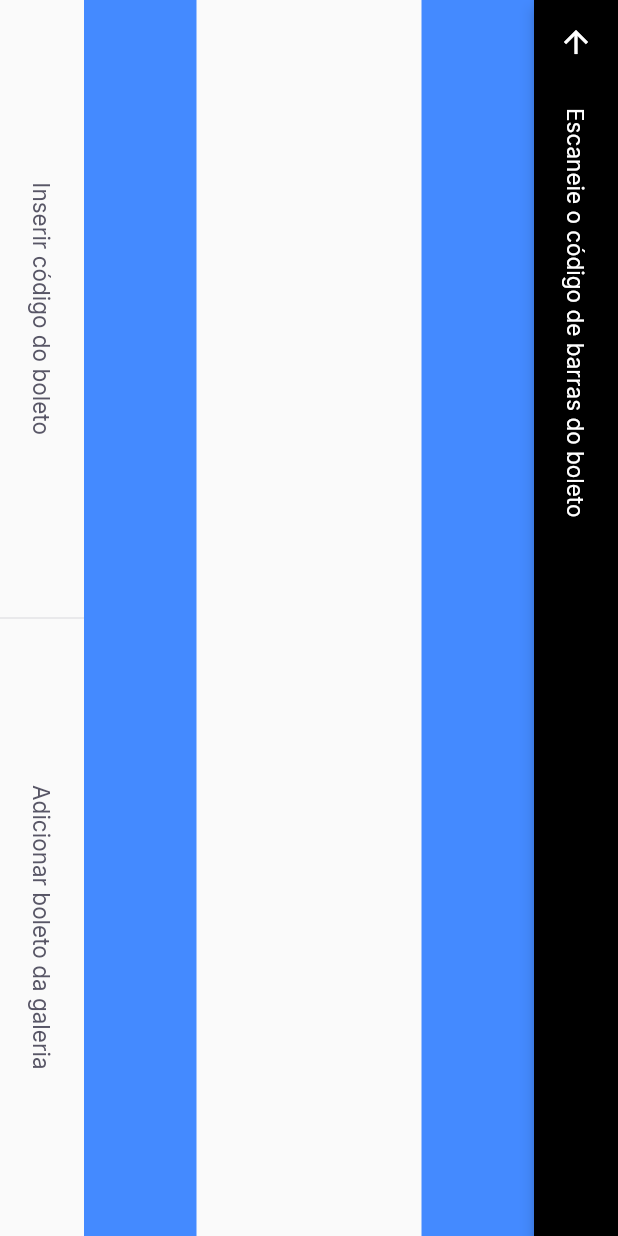
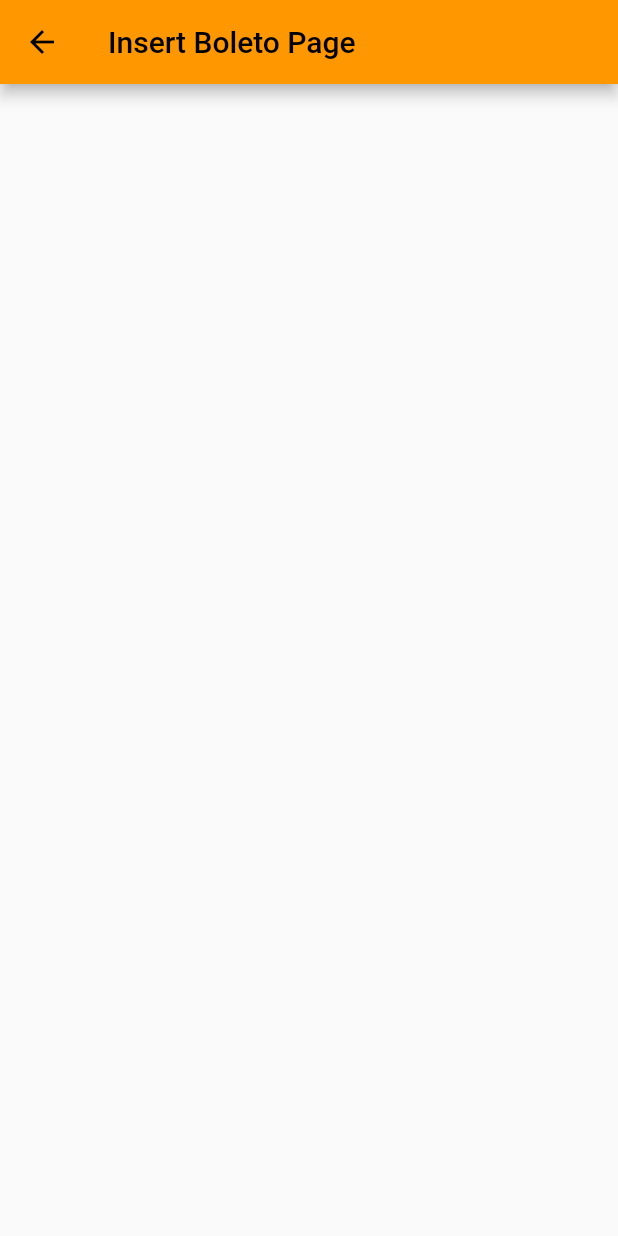
Before and after one commit to pedrohfernandes/PayFlow, a Flutter app: the BarcodeScannerPage screen opened by its route, after a tap on "Inserir código do boleto", on a phone screen of 412 x 824 dp. Run offline on Flutter 3.47's test engine with Material 2 defaults, Android fonts, the phone set to English and light mode, and no system bars; our stand-ins replace camera, firebase_core, google_fonts, google_sign_in, image_picker, shared_preferences; missing offline and left inert: google_ml_kit; accounts and stored records are empty.

Commit message:
integração da câmera e identificação de boleto

```diff
--- a/lib/app_widget.dart
+++ b/lib/app_widget.dart
@@ -1,6 +1,7 @@
 import 'package:flutter/material.dart';
 import 'package:flutter/services.dart';
 
+import 'modules/insert_boleto/insert_boleto_page.dart';
 import 'modules/barcode_scanner/barcode_scanner_page.dart';
 import 'modules/splash/splash_page.dart';
 import 'modules/home/home_page.dart';
@@ -30,6 +31,7 @@ class AppWidget extends StatelessWidget {
         "/home": (context) => HomePage(),
         "/login": (context) => LoginPage(),
         "/barcode_scanner": (context) => BarcodeScannerPage(),
+        "/insert_boleto": (context) => InsertBoletoPage(),
       },
     );
   }
--- /dev/null
+++ b/lib/modules/barcode_scanner/barcode_scanner_controller.dart
@@ -0,0 +1,145 @@
+import 'package:flutter/foundation.dart';
+import 'package:flutter/services.dart';
+
+import 'package:camera/camera.dart';
+import 'package:google_ml_kit/google_ml_kit.dart';
+import 'package:image_picker/image_picker.dart';
+
+import '/modules/barcode_scanner/barcode_scanner_status.dart';
+
+class BarcodeScannerController {
+  final statusNotifier =
+      ValueNotifier<BarcodeScannerStatus>(BarcodeScannerStatus());
+
+  BarcodeScannerStatus get status => statusNotifier.value;
+  set status(BarcodeScannerStatus status) => statusNotifier.value = status;
+
+  final barcodeScanner = GoogleMlKit.vision.barcodeScanner();
+
+  InputImage? imagePicker;
+
+  CameraController? cameraController;
+
+  void getAvailableCameras() async {
+    try {
+      final response =
+          await availableCameras(); //Busca as cameras disponíveis no dispositivo
+
+      final camera = response.firstWhere(
+        (element) => element.lensDirection == CameraLensDirection.back,
+      ); //Seleciona a camera traseira do dispositivo
+
+      cameraController = CameraController(
+        camera,
+        ResolutionPreset.max,
+        enableAudio: false,
+      );
+
+      await cameraController!.initialize();
+      scanWithCamera();
+      listenCamera();
+    } catch (e) {
+      status = BarcodeScannerStatus.error(e.toString());
+    }
+  }
+
+  void scanWithCamera() {
+    status = BarcodeScannerStatus.available();
+    Future.delayed(Duration(seconds: 20)).then((value) {
+      if (status.hasBarcode == false) {
+        status = BarcodeScannerStatus.error("Timeout de leitura de boleto");
+      }
+    });
+  }
+
+  Future<void> scannerBarCode(InputImage inputImage) async {
+    try {
+      final barcodes = await barcodeScanner.processImage(inputImage);
+      String? barcode;
+      for (Barcode item in barcodes) {
+        barcode = item.displayValue;
+      }
+
+      if (barcode != null && status.barcode.isEmpty) {
+        status = BarcodeScannerStatus.barcode(barcode);
+        cameraController!.dispose();
+        await barcodeScanner.close();
+      }
+
+      return;
+    } catch (e) {
+      print(e);
+    }
+  }
+
+  void scanWithImagePicker() async {
+    final response = await ImagePicker().pickImage(source: ImageSource.gallery);
+    final inputImage = InputImage.fromFilePath(response!.path);
+    scannerBarCode(inputImage);
+  }
+
+  void listenCamera() {
+    if (cameraController!.value.isStreamingImages == false) {
+      cameraController!.startImageStream(
+        (cameraImage) async {
+          if (status.stopScanner == false) {
+            try {
+              final WriteBuffer allBytes = WriteBuffer();
+
+              for (Plane plane in cameraImage.planes) {
+                allBytes.putUint8List(plane.bytes);
+              }
+
+              final bytes = allBytes.done().buffer.asUint8List();
+
+              final Size imageSize = Size(
+                cameraImage.width.toDouble(),
+                cameraImage.height.toDouble(),
+              );
+
+              const imageRotation = InputImageRotation.rotation0deg;
+
+              final inputImageFormat =
+                  InputImageFormatValue.fromRawValue(cameraImage.format.raw) ??
+                      InputImageFormat.nv21;
+
+              final planeData = cameraImage.planes.map(
+                (Plane plane) {
+                  return InputImagePlaneMetadata(
+                    bytesPerRow: plane.bytesPerRow,
+                    height: plane.height,
+                    width: plane.width,
+                  );
+                },
+              ).toList();
+
+              final inputImageData = InputImageData(
+                size: imageSize,
+                imageRotation: imageRotation,
+                inputImageFormat: inputImageFormat,
+                planeData: planeData,
+              );
+
+              final inputImageCamera = InputImage.fromBytes(
+                bytes: bytes,
+                inputImageData: inputImageData,
+              );
+
+              scannerBarCode(inputImageCamera);
+            } catch (e) {
+              print(e);
+            }
+          }
+        },
+      );
+    }
+  }
+
+  void dispose() {
+    statusNotifier.dispose();
+    barcodeScanner.close();
+    if (status.showCamera) {
+      cameraController!.dispose();
+    }
+  }
+}
--- a/lib/modules/barcode_scanner/barcode_scanner_page.dart
+++ b/lib/modules/barcode_scanner/barcode_scanner_page.dart
@@ -1,5 +1,7 @@
 import 'package:flutter/material.dart';
 
+import '/modules/barcode_scanner/barcode_scanner_controller.dart';
+import '/modules/barcode_scanner/barcode_scanner_status.dart';
 import '/shared/widgets/bottom_sheet/bottom_sheet_widget.dart';
 import '/shared/widgets/set_label_buttons/set_label_buttons.dart';
 import '/shared/themes/themes.dart';
@@ -12,12 +14,46 @@ class BarcodeScannerPage extends StatefulWidget {
 }
 
 class _BarcodeScannerPageState extends State<BarcodeScannerPage> {
+  final controller = BarcodeScannerController();
+
+  @override
+  void initState() {
+    controller.getAvailableCameras();
+    controller.statusNotifier.addListener(() {
+      if (controller.status.hasBarcode) {
+        Navigator.pushReplacementNamed(context, "/insert_boleto");
+      }
+    });
+    super.initState();
+  }
+
+  @override
+  void dispose() {
+    controller.dispose();
+    super.dispose();
+  }
+
   @override
   Widget build(BuildContext context) {
     return SafeArea(
-      child: RotatedBox(
+      child: Stack(
+        children: [
+          ValueListenableBuilder<BarcodeScannerStatus>(
+            valueListenable: controller.statusNotifier,
+            builder: (_, status, __) {
+              if (status.showCamera) {
+                return Container(
+                  child: controller.cameraController!.buildPreview(),
+                );
+              } else {
+                return Container();
+              }
+            },
+          ),
+          RotatedBox(
             quarterTurns: 1, //Faz com que o layout gire 90°
             child: Scaffold(
+              backgroundColor: Colors.transparent,
               appBar: AppBar(
                 backgroundColor: Colors.black,
                 title: Text(
@@ -50,20 +86,38 @@ class _BarcodeScannerPageState extends State<BarcodeScannerPage> {
               ),
               bottomNavigationBar: SetLabelButtons(
                 primaryLabel: "Inserir código do boleto",
-            primaryOnPressed: () {},
+                primaryOnPressed: () {
+                  Navigator.pushReplacementNamed(context, "/insert_boleto");
+                },
                 secondaryLabel: "Adicionar boleto da galeria",
                 secondaryOnPressed: () {},
               ),
             ),
           ),
+          ValueListenableBuilder<BarcodeScannerStatus>(
+            valueListenable: controller.statusNotifier,
+            builder: (_, status, __) {
+              if (status.hasError) {
+                return BottomSheetWidget(
+                  title: "Não foi possível identificar o código de barras.",
+                  subtitle:
+                      "Tente escanear novamente ou digite o código do seu boleto.",
+                  primaryLabel: "Escanear novamente",
+                  primaryOnPressed: () {
+                    controller.scanWithCamera();
+                  },
+                  secondaryLabel: "Digitar código",
+                  secondaryOnPressed: () {
+                    Navigator.pushReplacementNamed(context, "/insert_boleto");
+                  },
                 );
-    // BottomSheetWidget(
-    //   title: "Não foi possível identificar o código de barras.",
-    //   subtitle: "Tente escanear novamente ou digite o código do seu boleto.",
-    //   primaryLabel: "Escanear novamente",
-    //   primaryOnPressed: () {},
-    //   secondaryLabel: "Digitar código",
-    //   secondaryOnPressed: () {},
-    // );
+              } else {
+                return Container();
+              }
+            },
+          ),
+        ],
+      ),
+    );
   }
 }
--- /dev/null
+++ b/lib/modules/insert_boleto/insert_boleto_page.dart
@@ -0,0 +1,14 @@
+import 'package:flutter/material.dart';
+
+class InsertBoletoPage extends StatelessWidget {
+  const InsertBoletoPage({super.key});
+
+  @override
+  Widget build(BuildContext context) {
+    return Scaffold(
+      appBar: AppBar(
+        title: Text("Insert Boleto Page"),
+      ),
+    );
+  }
+}
--- a/lib/shared/widgets/set_label_buttons/set_label_buttons.dart
+++ b/lib/shared/widgets/set_label_buttons/set_label_buttons.dart
@@ -22,7 +22,8 @@ class SetLabelButtons extends StatelessWidget {
 
   @override
   Widget build(BuildContext context) {
-    return SizedBox(
+    return Container(
+      color: AppColors.shape,
       height: 56,
       child: Row(
         children: [
--- a/pubspec.yaml
+++ b/pubspec.yaml
@@ -38,9 +38,9 @@ dependencies:
   firebase_core: ^2.15.0
   google_sign_in: ^6.1.4
   shared_preferences: ^2.2.0
-  google_ml_kit: ^0.16.1
-  camera: ^0.10.5+2
-  image_picker: ^1.0.1
+  google_ml_kit: ^0.13.0
+  camera: ^0.8.1+3
+  image_picker: ^0.8.6+1
 
 dev_dependencies:
   flutter_test:
```
Also changed, not shown: lib/modules/barcode_scanner/barcode_scanner_status.dart (added, +32 -0 lines), pubspec.lock. Lines whose indentation alone changed are shown as unchanged.
